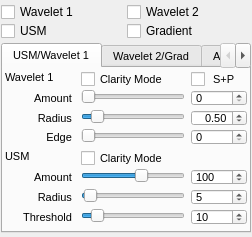
Before: the Qt Designer form WaveletSharpen/sph_wavelet_sharpen.ui in spoilerhead/asp_plugins, drawn with Qt 5.
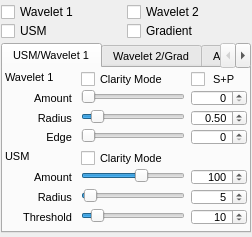
After: the same form once the commit is applied. Custom widgets are drawn as their Qt base class.

Commit message: fixed number alignment in edit boxes (grubernd noted it)

The edit to the form file:
```diff
--- a/WaveletSharpen/sph_wavelet_sharpen.ui
+++ b/WaveletSharpen/sph_wavelet_sharpen.ui
@@ -377,6 +377,9 @@
            <height>16</height>
           </size>
          </property>
+         <property name="alignment">
+          <set>Qt::AlignRight|Qt::AlignTrailing|Qt::AlignVCenter</set>
+         </property>
          <property name="minimum">
           <number>0</number>
          </property>
@@ -460,6 +463,9 @@
            <height>16</height>
           </size>
          </property>
+         <property name="alignment">
+          <set>Qt::AlignRight|Qt::AlignTrailing|Qt::AlignVCenter</set>
+         </property>
          <property name="minimum">
           <number>0</number>
          </property>
@@ -605,6 +611,9 @@
            <height>16</height>
           </size>
          </property>
+         <property name="alignment">
+          <set>Qt::AlignRight|Qt::AlignTrailing|Qt::AlignVCenter</set>
+         </property>
          <property name="minimum">
           <number>-50</number>
          </property>
@@ -704,6 +713,9 @@
            <height>16</height>
           </size>
          </property>
+         <property name="alignment">
+          <set>Qt::AlignRight|Qt::AlignTrailing|Qt::AlignVCenter</set>
+         </property>
          <property name="minimum">
           <number>0</number>
          </property>
@@ -781,6 +793,9 @@
            <height>16</height>
           </size>
          </property>
+         <property name="alignment">
+          <set>Qt::AlignRight|Qt::AlignTrailing|Qt::AlignVCenter</set>
+         </property>
          <property name="minimum">
           <number>0</number>
          </property>
```
Left out of the diff: 15 changed lines with no effect on the pictures. The commit also changes 3 other files.
